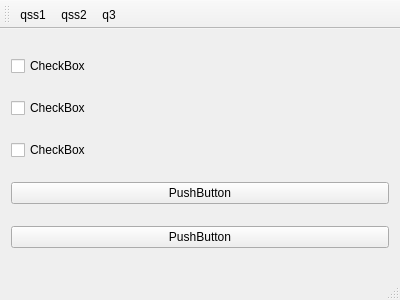
Above: App/AppQssTest/qssmainwindow.ui from tiangaomingjing/ServoDriveTech before the change. Below: the same form after it.
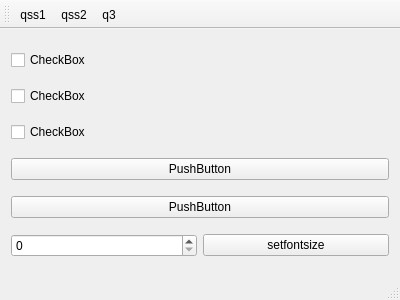
That is the form after the change.

```diff
--- a/App/AppQssTest/qssmainwindow.ui
+++ b/App/AppQssTest/qssmainwindow.ui
@@ -50,6 +50,20 @@
       </property>
      </widget>
     </item>
+    <item>
+     <layout class="QHBoxLayout" name="horizontalLayout">
+      <item>
+       <widget class="QSpinBox" name="spinBox"/>
+      </item>
+      <item>
+       <widget class="QPushButton" name="pushButton_fontsize">
+        <property name="text">
+         <string>setfontsize</string>
+        </property>
+       </widget>
+      </item>
+     </layout>
+    </item>
    </layout>
   </widget>
   <widget class="QMenuBar" name="menuBar">
```
